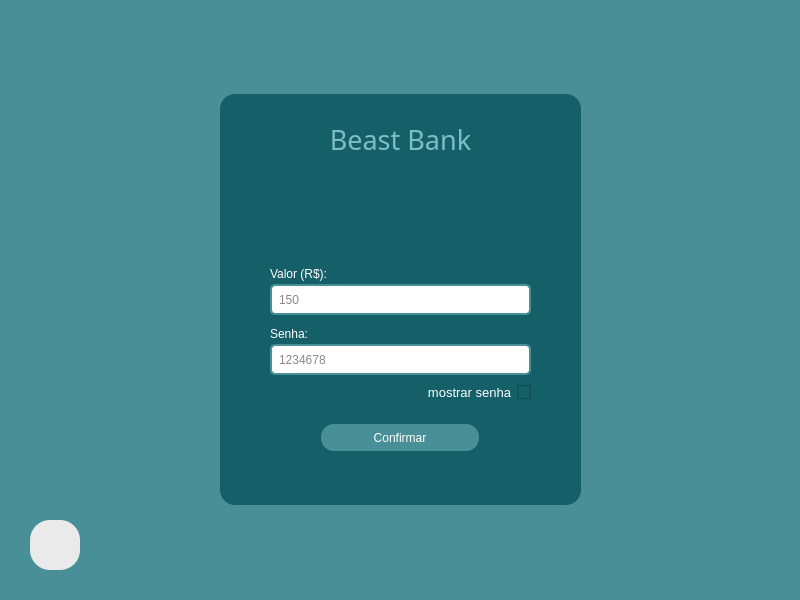
Old version of the form banco/ui/7_deposito_e_saque.ui in the repository JoaoVitorMoreiraPassos/Banco_POO2.
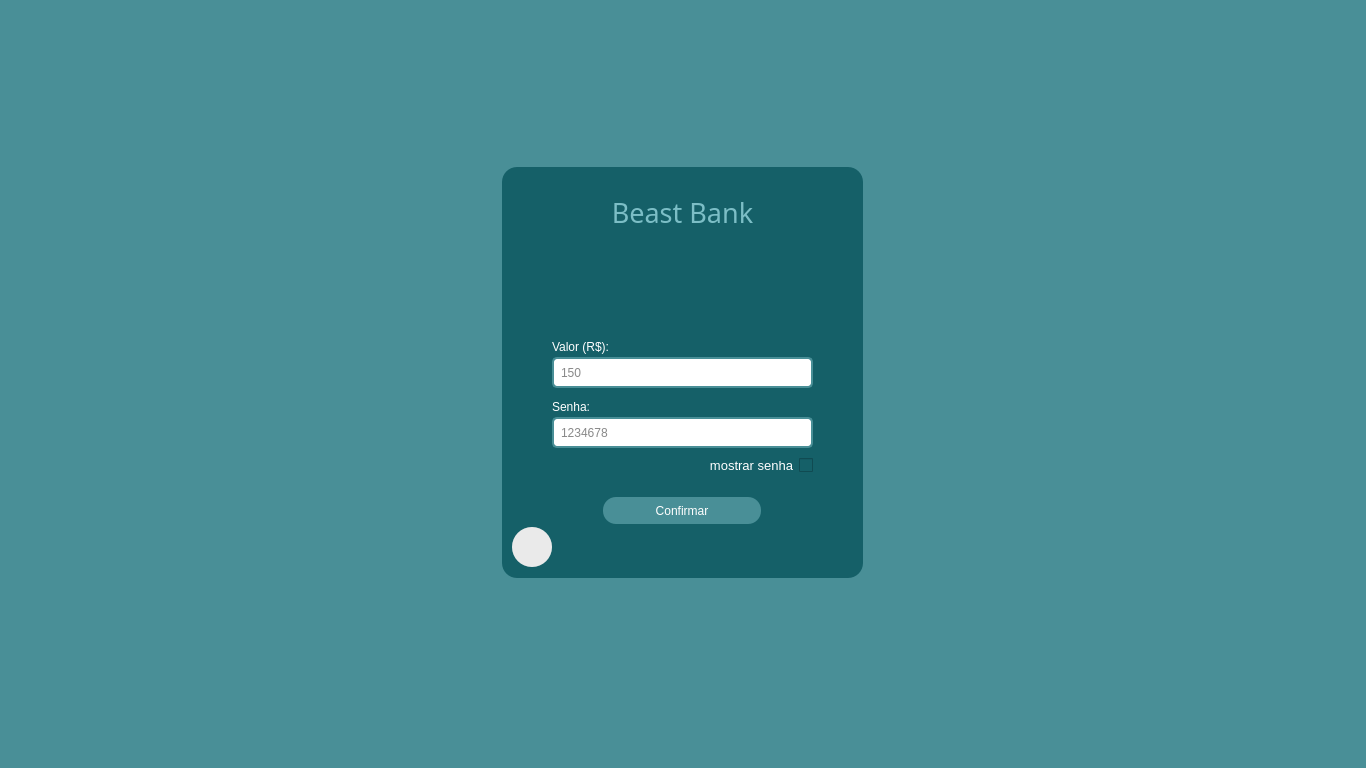
New version of the form.

Commit message: Implementação do grid layout e pequenas modificações nas telas

```diff
--- a/banco/ui/7_deposito_e_saque.ui
+++ b/banco/ui/7_deposito_e_saque.ui
@@ -6,8 +6,8 @@
    <rect>
     <x>0</x>
     <y>0</y>
-    <width>800</width>
-    <height>600</height>
+    <width>1366</width>
+    <height>768</height>
    </rect>
   </property>
   <property name="windowTitle">
@@ -17,14 +17,20 @@
    <string notr="true">background-color: #498f97;</string>
   </property>
   <widget class="QWidget" name="centralwidget">
+   <layout class="QGridLayout" name="gridLayout">
+    <item row="0" column="0">
    <widget class="QFrame" name="frame">
-    <property name="geometry">
-     <rect>
-      <x>220</x>
-      <y>94</y>
+      <property name="minimumSize">
+       <size>
       <width>361</width>
       <height>411</height>
-     </rect>
+       </size>
+      </property>
+      <property name="maximumSize">
+       <size>
+        <width>361</width>
+        <height>411</height>
+       </size>
     </property>
     <property name="styleSheet">
      <string notr="true">background-color: #156068;
@@ -232,34 +238,13 @@
       <string>mostrar senha</string>
      </property>
     </widget>
-   </widget>
-   <widget class="QPushButton" name="voltar">
-    <property name="geometry">
-     <rect>
-      <x>30</x>
-      <y>520</y>
-      <width>50</width>
-      <height>50</height>
-     </rect>
-    </property>
-    <property name="cursor">
-     <cursorShape>PointingHandCursor</cursorShape>
-    </property>
-    <property name="styleSheet">
-     <string notr="true">background-color: rgba(200, 200, 200, 51);
-border-radius: 20px;</string>
-    </property>
-    <property name="text">
-     <string/>
-    </property>
-   </widget>
    <widget class="QLabel" name="img">
     <property name="geometry">
      <rect>
-      <x>30</x>
-      <y>520</y>
-      <width>50</width>
-      <height>50</height>
+         <x>10</x>
+         <y>360</y>
+         <width>40</width>
+         <height>40</height>
      </rect>
     </property>
     <property name="cursor">
@@ -276,9 +261,29 @@
      <set>Qt::AlignCenter</set>
     </property>
    </widget>
-   <zorder>img</zorder>
-   <zorder>frame</zorder>
-   <zorder>voltar</zorder>
+      <widget class="QPushButton" name="voltar">
+       <property name="geometry">
+        <rect>
+         <x>10</x>
+         <y>360</y>
+         <width>40</width>
+         <height>40</height>
+        </rect>
+       </property>
+       <property name="cursor">
+        <cursorShape>PointingHandCursor</cursorShape>
+       </property>
+       <property name="styleSheet">
+        <string notr="true">background-color: rgba(200, 200, 200, 51);
+border-radius: 20px;</string>
+       </property>
+       <property name="text">
+        <string/>
+       </property>
+      </widget>
+     </widget>
+    </item>
+   </layout>
   </widget>
   <widget class="QStatusBar" name="statusbar"/>
  </widget>
```
Lines whose indentation alone changed are shown as unchanged. The commit also changes 24 other files.
